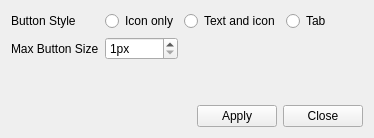
First picture: the form in panel/panel-plugins/windowlist/settingswidget.ui, repository nicholasyoder/forest, before the edit.
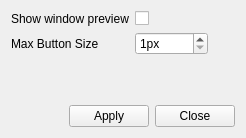
Second picture: the form after the edit. Icons and pictures are not drawn.

Commit message: Add window preview thumbnails and some other misc code cleanup

What changed in the file:
```diff
--- a/panel/panel-plugins/windowlist/settingswidget.ui
+++ b/panel/panel-plugins/windowlist/settingswidget.ui
@@ -6,7 +6,7 @@
    <rect>
     <x>0</x>
     <y>0</y>
-    <width>374</width>
+    <width>246</width>
     <height>138</height>
    </rect>
   </property>
@@ -19,42 +19,8 @@
   </property>
   <layout class="QVBoxLayout" name="verticalLayout">
    <item>
-    <layout class="QGridLayout" name="gridLayout">
-     <item row="0" column="1">
-      <widget class="QRadioButton" name="icononlyRbt">
-       <property name="text">
-        <string>Icon only</string>
-       </property>
-      </widget>
-     </item>
-     <item row="0" column="4">
-      <widget class="QRadioButton" name="tabRbt">
-       <property name="text">
-        <string>Tab</string>
-       </property>
-      </widget>
-     </item>
-     <item row="1" column="0">
-      <widget class="QLabel" name="label_3">
-       <property name="text">
-        <string>Max Button Size</string>
-       </property>
-      </widget>
-     </item>
-     <item row="1" column="1">
-      <widget class="QSpinBox" name="maxsizesbox">
-       <property name="suffix">
-        <string>px</string>
-       </property>
-       <property name="minimum">
-        <number>1</number>
-       </property>
-       <property name="maximum">
-        <number>10000</number>
-       </property>
-      </widget>
-     </item>
-     <item row="3" column="0" colspan="5">
+    <layout class="QGridLayout" name="gridLayout" rowstretch="0,0,0,0" rowminimumheight="0,0,0,0">
+     <item row="3" column="0" colspan="3">
       <layout class="QHBoxLayout" name="horizontalLayout">
        <item>
         <spacer name="horizontalSpacer">
@@ -93,17 +59,23 @@
        </item>
       </layout>
      </item>
-     <item row="0" column="2" colspan="2">
-      <widget class="QRadioButton" name="textandiconRbt">
-       <property name="text">
-        <string>Text and icon</string>
-       </property>
-      </widget>
-     </item>
      <item row="0" column="0">
       <widget class="QLabel" name="label">
        <property name="text">
-        <string>Button Style</string>
+        <string>Show window preview</string>
+       </property>
+      </widget>
+     </item>
+     <item row="1" column="1">
+      <widget class="QSpinBox" name="maxsizesbox">
+       <property name="suffix">
+        <string>px</string>
+       </property>
+       <property name="minimum">
+        <number>1</number>
+       </property>
+       <property name="maximum">
+        <number>10000</number>
        </property>
       </widget>
      </item>
@@ -120,18 +92,19 @@
        </property>
       </spacer>
      </item>
-     <item row="1" column="4">
-      <spacer name="horizontalSpacer_2">
-       <property name="orientation">
-        <enum>Qt::Horizontal</enum>
+     <item row="1" column="0">
+      <widget class="QLabel" name="label_3">
+       <property name="text">
+        <string>Max Button Size</string>
        </property>
-       <property name="sizeHint" stdset="0">
-        <size>
-         <width>40</width>
-         <height>20</height>
-        </size>
+      </widget>
+     </item>
+     <item row="0" column="1">
+      <widget class="QCheckBox" name="preview_cbox">
+       <property name="text">
+        <string/>
        </property>
-      </spacer>
+      </widget>
      </item>
     </layout>
    </item>
```
The commit also changes 11 other files.
